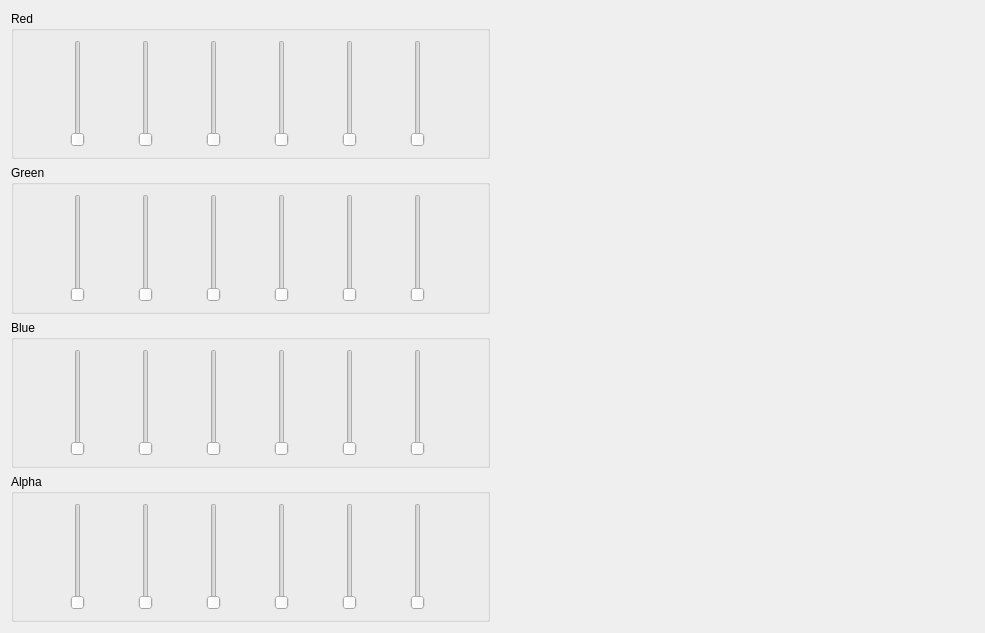
The window that octree/ui/widget.ui (abred/Octree) describes before a commit, drawn with Qt 5.
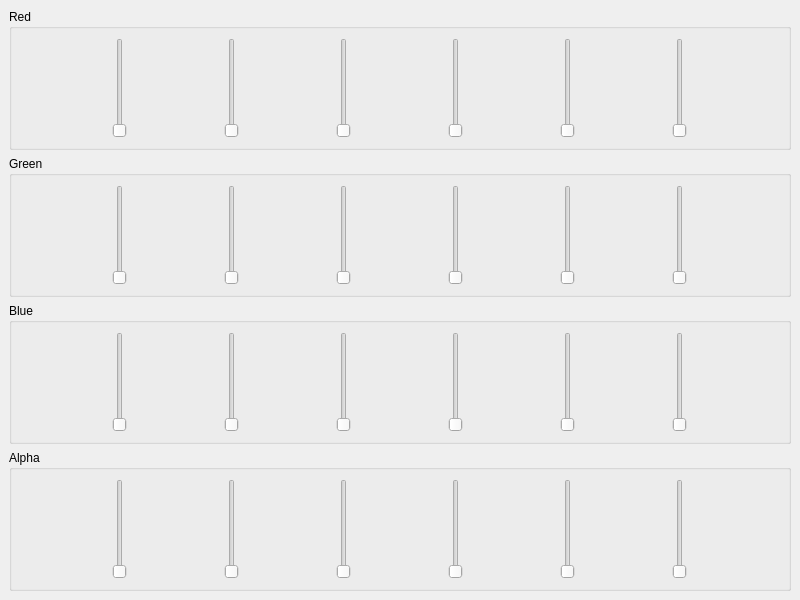
The same window after the commit.

What changed in the file:
```diff
--- a/octree/ui/widget.ui
+++ b/octree/ui/widget.ui
@@ -1,22 +1,23 @@
 <?xml version="1.0" encoding="UTF-8"?>
 <ui version="4.0">
- <class>Form</class>
- <widget class="QWidget" name="Form">
+ <class>MainWindow</class>
+ <widget class="QMainWindow" name="MainWindow">
   <property name="geometry">
    <rect>
     <x>0</x>
     <y>0</y>
-    <width>985</width>
-    <height>633</height>
+    <width>800</width>
+    <height>600</height>
    </rect>
   </property>
   <property name="windowTitle">
    <string>Form</string>
   </property>
+  <widget class="QWidget" name="centralwidget">
+   <layout class="QHBoxLayout" name="horizontalLayout_6">
+    <item>
   <layout class="QGridLayout" name="gridLayout">
    <item row="0" column="0">
-    <layout class="QVBoxLayout" name="verticalLayout">
-     <item>
       <widget class="QGroupBox" name="groupBox">
        <property name="title">
         <string>Red</string>
@@ -67,7 +68,7 @@
        </layout>
       </widget>
      </item>
-     <item>
+      <item row="1" column="0">
       <widget class="QGroupBox" name="groupBox_2">
        <property name="title">
         <string>Green</string>
@@ -118,62 +119,11 @@
        </layout>
       </widget>
      </item>
-     <item>
+      <item row="2" column="0">
       <widget class="QGroupBox" name="groupBox_3">
        <property name="title">
         <string>Blue</string>
        </property>
-       <layout class="QHBoxLayout" name="horizontalLayout_3">
-        <item>
-         <widget class="QSlider" name="verticalSlider_13">
-          <property name="orientation">
-           <enum>Qt::Vertical</enum>
-          </property>
-         </widget>
-        </item>
-        <item>
-         <widget class="QSlider" name="verticalSlider_14">
-          <property name="orientation">
-           <enum>Qt::Vertical</enum>
-          </property>
-         </widget>
-        </item>
-        <item>
-         <widget class="QSlider" name="verticalSlider_15">
-          <property name="orientation">
-           <enum>Qt::Vertical</enum>
-          </property>
-         </widget>
-        </item>
-        <item>
-         <widget class="QSlider" name="verticalSlider_16">
-          <property name="orientation">
-           <enum>Qt::Vertical</enum>
-          </property>
-         </widget>
-        </item>
-        <item>
-         <widget class="QSlider" name="verticalSlider_17">
-          <property name="orientation">
-           <enum>Qt::Vertical</enum>
-          </property>
-         </widget>
-        </item>
-        <item>
-         <widget class="QSlider" name="verticalSlider_18">
-          <property name="orientation">
-           <enum>Qt::Vertical</enum>
-          </property>
-         </widget>
-        </item>
-       </layout>
-      </widget>
-     </item>
-     <item>
-      <widget class="QGroupBox" name="groupBox_4">
-       <property name="title">
-        <string>Alpha</string>
-       </property>
        <layout class="QHBoxLayout" name="horizontalLayout_4">
         <item>
          <widget class="QSlider" name="verticalSlider_19">
@@ -220,19 +170,61 @@
        </layout>
       </widget>
      </item>
-    </layout>
-   </item>
-   <item row="0" column="1">
-    <widget class="QWidget" name="widget" native="true">
-     <property name="minimumSize">
-      <size>
-       <width>0</width>
-       <height>0</height>
-      </size>
+      <item row="3" column="0">
+       <widget class="QGroupBox" name="groupBox_4">
+        <property name="title">
+         <string>Alpha</string>
+        </property>
+        <layout class="QHBoxLayout" name="horizontalLayout_5">
+         <item>
+          <widget class="QSlider" name="verticalSlider_25">
+           <property name="orientation">
+            <enum>Qt::Vertical</enum>
+           </property>
+          </widget>
+         </item>
+         <item>
+          <widget class="QSlider" name="verticalSlider_26">
+           <property name="orientation">
+            <enum>Qt::Vertical</enum>
      </property>
     </widget>
    </item>
-  </layout>
+         <item>
+          <widget class="QSlider" name="verticalSlider_27">
+           <property name="orientation">
+            <enum>Qt::Vertical</enum>
+           </property>
+          </widget>
+         </item>
+         <item>
+          <widget class="QSlider" name="verticalSlider_28">
+           <property name="orientation">
+            <enum>Qt::Vertical</enum>
+           </property>
+          </widget>
+         </item>
+         <item>
+          <widget class="QSlider" name="verticalSlider_29">
+           <property name="orientation">
+            <enum>Qt::Vertical</enum>
+           </property>
+          </widget>
+         </item>
+         <item>
+          <widget class="QSlider" name="verticalSlider_30">
+           <property name="orientation">
+            <enum>Qt::Vertical</enum>
+           </property>
+          </widget>
+         </item>
+        </layout>
+       </widget>
+      </item>
+     </layout>
+    </item>
+   </layout>
+  </widget>
  </widget>
  <resources/>
  <connections/>
```
Left out of the diff: 2 changed lines with no effect on the pictures. Lines whose indentation alone changed are shown as unchanged.
